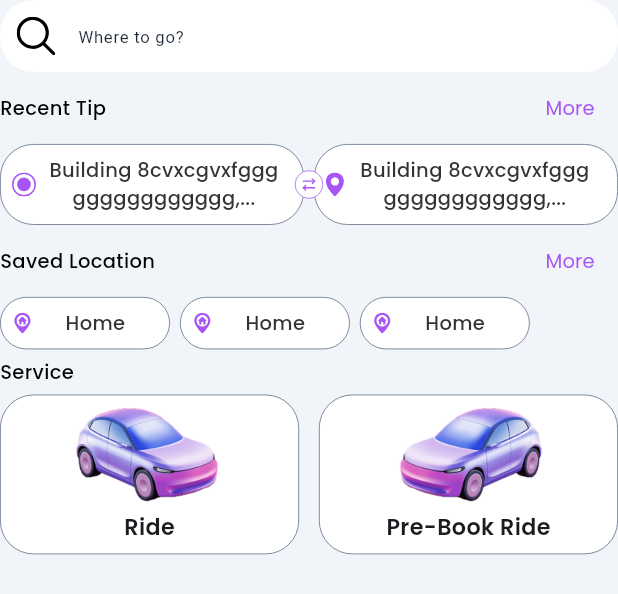
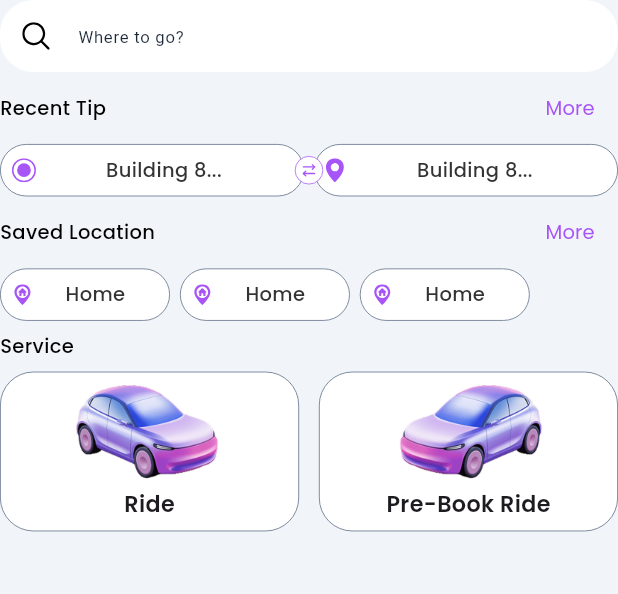
Before and after one commit to moury12/E-hailing-App, a Flutter app: the HomeInitialContentWidget widget shown alone on an empty page, opened directly, on a phone screen of 412 x 824 dp. Shown: the top 594 px of the screen. Run offline on Flutter 3.47's test engine with Material 3 defaults, Android fonts, the phone set to English and light mode, and no system bars; our stand-ins replace cached_network_image, device_preview, fl_chart, flutter_rating_bar, flutter_screenutil, flutter_svg and 5 more; accounts and stored records are empty; network calls fail; project files that could hold a hidden picture were left out.

Commit message:
style: fix  issue in design

```diff
--- a/lib/core/components/custom_appbar.dart
+++ b/lib/core/components/custom_appbar.dart
@@ -2,6 +2,7 @@ import 'package:e_hailing_app/core/components/custom_button_tap.dart';
 import 'package:e_hailing_app/core/constants/color_constants.dart';
 import 'package:e_hailing_app/core/constants/image_constant.dart';
 import 'package:e_hailing_app/core/constants/padding_constant.dart';
+import 'package:e_hailing_app/core/helper/helper_function.dart';
 import 'package:e_hailing_app/presentations/driver-dashboard/widgets/custom_toggle_switch_button.dart';
 import 'package:flutter/material.dart';
 import 'package:flutter_screenutil/flutter_screenutil.dart';
@@ -50,7 +51,9 @@ class CustomAppBarForHomeWidget extends StatelessWidget {
                 : SvgPicture.asset(primaryLogoIcon),
             Spacer(),
             isDriver == true ? CustomToggleSwitch() : SizedBox.shrink(),
-            IconButton(onPressed: () {}, icon: SvgPicture.asset(sosIcon)),
+            IconButton(onPressed: () {
+              callOnPhone(phoneNumber: '999');
+            }, icon: SvgPicture.asset(sosIcon)),
             PrimaryCircleButtonWidget(actionIcon: actionIcon, onTap: onTap),
           ],
         ),
--- a/lib/presentations/home/controllers/home_controller.dart
+++ b/lib/presentations/home/controllers/home_controller.dart
@@ -15,8 +15,12 @@ class HomeController extends GetxController {
   RxBool isLoadingNewTrip = false.obs;
 
   AnimationController? controller;
+  RxString previousRoute = ''.obs;
 
-
+  void updatePreviousRoute(String route) {
+    previousRoute.value = route;
+    update(); // Force rebuild
+  }
 
   bool handleBackNavigation() {
     debugPrint('Previous route: ${Get.previousRoute}');
@@ -26,6 +30,10 @@ class HomeController extends GetxController {
     if (Get.previousRoute.isNotEmpty &&
         Get.previousRoute != '/nav' &&
         Get.previousRoute != '/') {
+      // if(Get.previousRoute =='/nav'){
+      // updatePreviousRoute(Get.currentRoute);
+      //   resetAllStates();
+      // }
       Get.back();
       return true; // Back navigation handled by Get.back()
     }
--- a/lib/presentations/home/widgets/bottom_sheets.dart
+++ b/lib/presentations/home/widgets/bottom_sheets.dart
@@ -86,22 +86,26 @@ class HomeSelectEvWidget extends StatelessWidget {
               index == 3
                   ? CarDetailsCardWidget(
                     onTap: () {
-                      HomeController.to.resetAllStates();
-                      HomeController.to.isLoadingNewTrip.value = true;
-                      Future.delayed(Duration(seconds: 4), () {
-                        HomeController.to.isLoadingNewTrip.value = false;
-                        Get.toNamed(RequestTripPage.routeName);
-                      });
-                    },
-                  )
+                      //   HomeController.to.resetAllStates();
+                      //   HomeController.to.isLoadingNewTrip.value = true;
+                      //   Future.delayed(Duration(seconds: 4), () {
+                      //     HomeController.to.isLoadingNewTrip.value = false;
+                      //     Get.toNamed(RequestTripPage.routeName);
+                      //   });
+                      // },
+                      Get.toNamed(RequestTripPage.routeName);
+                    }
+                    )
                   : SelectCarITemWidget(
                     onTap: () {
-                      HomeController.to.resetAllStates();
-                      HomeController.to.isLoadingNewTrip.value = true;
-                      Future.delayed(Duration(seconds: 4), () {
-                        HomeController.to.isLoadingNewTrip.value = false;
-                        Get.toNamed(RequestTripPage.routeName);
-                      });
+                      // HomeController.to.resetAllStates();
+                      // HomeController.to.isLoadingNewTrip.value = true;
+                      // Future.delayed(Duration(seconds: 4), () {
+                      //   HomeController.to.isLoadingNewTrip.value = false;
+                      //   Get.toNamed(RequestTripPage.routeName);
+                      // });
+
+                      Get.toNamed(RequestTripPage.routeName);
                     },
                   ),
         ),
@@ -223,14 +227,14 @@ class HomeInitialContentWidget extends StatelessWidget {
               children: [
                 Expanded(
                   child: CustomWhiteContainerWithBorder(
-                    text: 'Building 8cvxcgvxfggggggggggggggg,...',
+                    text: 'Building 8...',
                     img: pickLocationIcon,
                   ),
                 ),
 
                 Expanded(
                   child: CustomWhiteContainerWithBorder(
-                    text: 'Building 8cvxcgvxfggggggggggggggg,...',
+                    text: 'Building 8...',
                     img: dropLocationIcon,
                   ),
                 ),
@@ -263,9 +267,9 @@ class HomeInitialContentWidget extends StatelessWidget {
             ],
           ),
         ),
-        space6H,
+        space8H,
         CustomText(text: AppStaticStrings.service),
-        space6H,
+        space8H,
 
         Row(
           spacing: 12.w,
--- a/lib/presentations/home/widgets/row_more_button_widget.dart
+++ b/lib/presentations/home/widgets/row_more_button_widget.dart
@@ -3,6 +3,7 @@ import 'package:e_hailing_app/core/constants/app_static_strings_constant.dart';
 import 'package:e_hailing_app/core/constants/color_constants.dart';
 import 'package:e_hailing_app/core/constants/custom_text.dart';
 import 'package:e_hailing_app/core/constants/fontsize_constant.dart';
+import 'package:e_hailing_app/core/constants/padding_constant.dart';
 import 'package:flutter/cupertino.dart';
 import 'package:flutter/material.dart';
 
@@ -23,6 +24,7 @@ class RowMoreButtonWidget extends StatelessWidget {
         CustomText(text: title),
         CustomTextButton(
           onPressed: onPressed,
+          padding: padding8,
           title: AppStaticStrings.more,
           textColor: AppColors.kPrimaryColor,
           fontSize: getFontSizeSemiSmall(),
--- a/lib/presentations/home/widgets/search_field_button_widget.dart
+++ b/lib/presentations/home/widgets/search_field_button_widget.dart
@@ -20,8 +20,8 @@ class SearchFieldButtonWidget extends StatelessWidget {
       isEnable: false,
       onTap: onTap ?? () {},
       prefixIcon: Padding(
-        padding: padding12,
-        child: SvgPicture.asset(searchIcon),
+        padding: padding16,
+        child: SvgPicture.asset(searchIcon,height: 16.w,),
       ),
     );
   }
--- a/lib/presentations/navigation/views/navigation_page.dart
+++ b/lib/presentations/navigation/views/navigation_page.dart
@@ -1,4 +1,5 @@
 import 'package:e_hailing_app/core/components/custom_appbar.dart';
+import 'package:e_hailing_app/presentations/driver-dashboard/controllers/dashboard_controller.dart';
 import 'package:e_hailing_app/presentations/home/controllers/home_controller.dart';
 import 'package:e_hailing_app/presentations/splash/controllers/common_controller.dart';
 import 'package:flutter/material.dart';
@@ -36,6 +37,8 @@ class NavigationPage extends StatelessWidget {
              if (!didPop) {
                homeController.handleBackNavigation();
              }
+           }else{
+             DashBoardController.to.handleBackNavigation();
            }
           }else{
            debugPrint('------------------');
--- a/lib/presentations/payment/views/payment_page.dart
+++ b/lib/presentations/payment/views/payment_page.dart
@@ -68,7 +68,7 @@ class PaymentPage extends StatelessWidget {
                  title: AppStaticStrings.creditDebitCards,
                  onTap: () {},
                ),
-               space4H,
+
                PaymentCardItem(
                  img: handCashIcon,
                  title: AppStaticStrings.handCash,
@@ -76,7 +76,7 @@ class PaymentPage extends StatelessWidget {
                    showHandCashDialogs(context);
                  },
                ),
-               space4H,
+
                PaymentCardItem(
                  img: coinIcon,
                  title: AppStaticStrings.dCoin,
--- a/lib/presentations/profile/views/profile_page.dart
+++ b/lib/presentations/profile/views/profile_page.dart
@@ -72,7 +72,7 @@ class ProfilePage extends StatelessWidget {
                 ],
               ),
               Padding(
-                padding: padding12,
+                padding: padding12.copyWith(top: 0),
                 child: Row(
                   spacing: 12.w,
                   children: [
--- a/lib/presentations/trip/widgets/row_call_chat_details_button.dart
+++ b/lib/presentations/trip/widgets/row_call_chat_details_button.dart
@@ -2,6 +2,7 @@ import 'package:e_hailing_app/core/components/custom_button.dart';
 import 'package:e_hailing_app/core/constants/app_static_strings_constant.dart';
 import 'package:e_hailing_app/core/constants/padding_constant.dart';
 import 'package:e_hailing_app/core/utils/variables.dart';
+import 'package:e_hailing_app/presentations/home/controllers/home_controller.dart';
 import 'package:e_hailing_app/presentations/navigation/views/navigation_page.dart';
 import 'package:flutter/cupertino.dart';
 import 'package:flutter/material.dart';
@@ -26,7 +27,7 @@ class RowCallChatDetailsButton extends StatelessWidget {
       children: [
         Expanded(
           child: CustomButton(
-            onTap: () {},
+            onTap: () { callOnPhone(phoneNumber: '01716773054');},
             padding: padding8,
             child: SvgPicture.asset(callIcon,height: 24.w,),
           ),
@@ -41,6 +42,7 @@ class RowCallChatDetailsButton extends StatelessWidget {
       showLastButton==true?  Expanded(
           child: CustomButton(
             onTap:onTap?? () {
+              HomeController.to.updatePreviousRoute(Get.currentRoute);
               Get.toNamed(
                 NavigationPage.routeName,
                 arguments: pickupDestination,
--- a/pubspec.yaml
+++ b/pubspec.yaml
@@ -47,6 +47,7 @@ dependencies:
   flutter_rating_bar: ^4.0.1
   hive_flutter: ^1.1.0
   fl_chart: ^0.70.2
+  url_launcher: ^6.3.1
 
 
 
```
Also changed, not shown: lib/core/helper/helper_function.dart (+9 -1 lines), lib/presentations/auth/views/login_page.dart (+5 -2 lines), lib/presentations/driver-dashboard/controllers/dashboard_controller.dart (+55 -0 lines), lib/presentations/driver-dashboard/views/dashboard_page.dart (+0 -9 lines), lib/presentations/home/views/home_page.dart (+8 -8 lines), lib/presentations/home/widgets/trip_details_card_widget.dart (+10 -1 lines), lib/presentations/save-location/views/add_place_page.dart (+6 -1 lines), lib/presentations/trip/views/request_trip_page.dart (+13 -1 lines), pubspec.lock, 1 other file.
